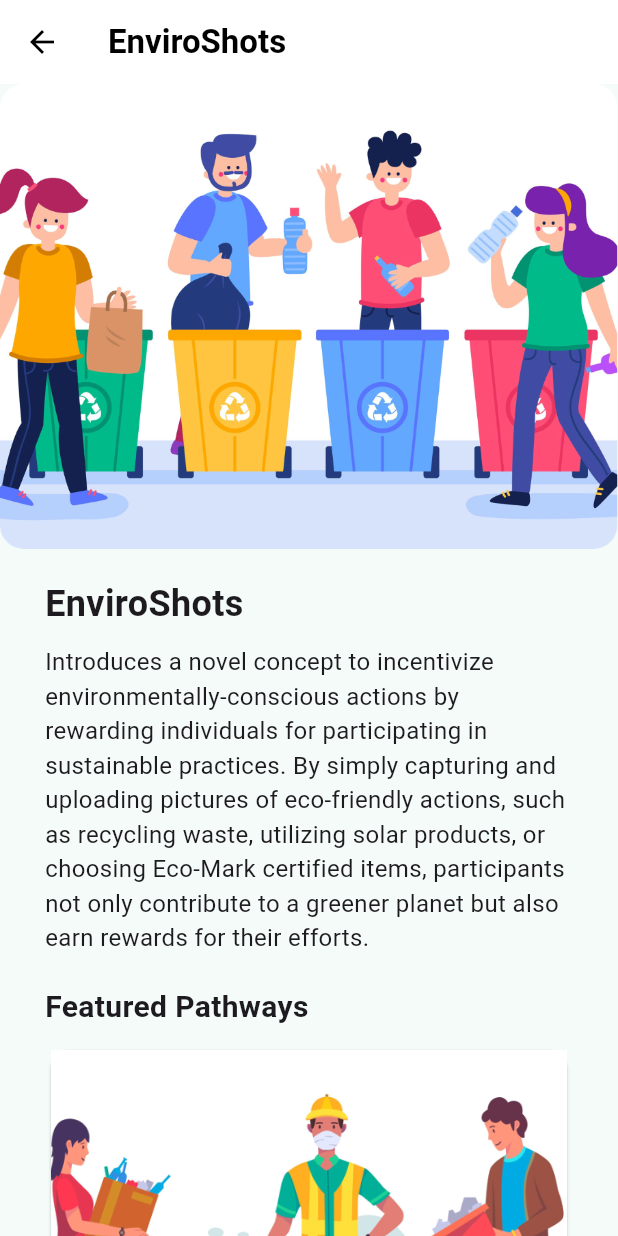
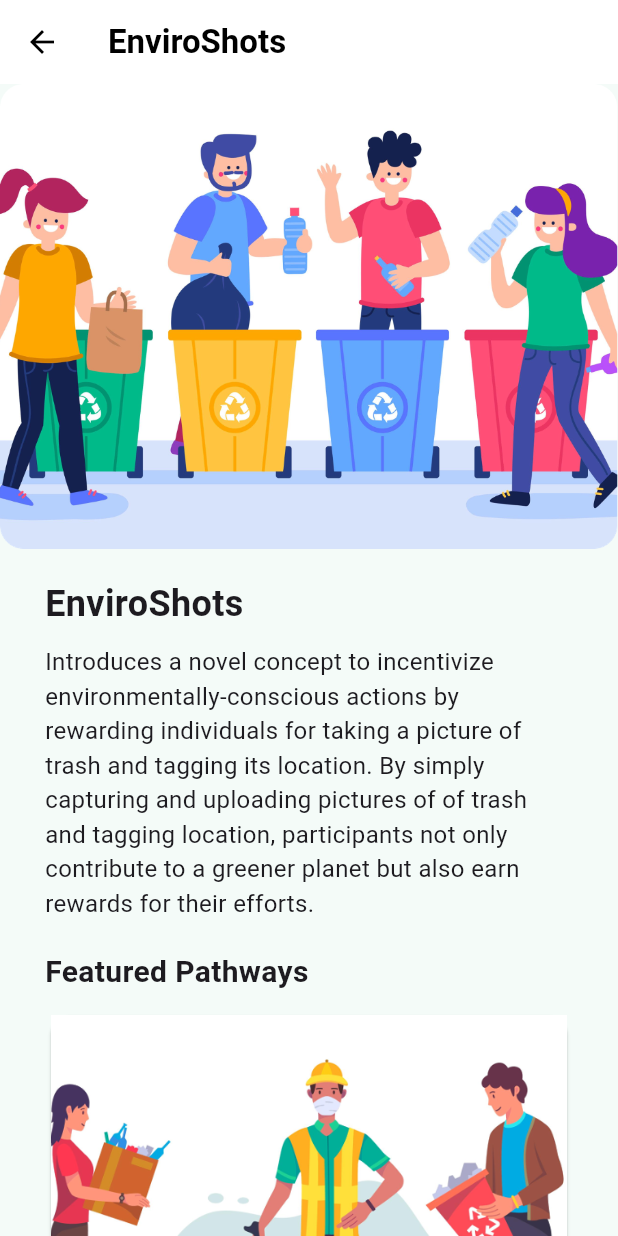
Before and after one commit to Pratika17/renewa-app-flutter, a Flutter app: the EnviroshotsScreen screen opened directly, on a phone screen of 412 x 824 dp. Run offline on Flutter 3.47's test engine with Material 3 defaults, Android fonts, the phone set to English and light mode, and no system bars; our stand-ins replace cloud_firestore, firebase_auth, firebase_core, firebase_storage, geolocator, google_fonts and 3 more; accounts and stored records are empty; Roboto replaces fonts that are missing (Judson).

Commit message:
description done

```diff
--- a/lib/data/boxes_data.dart
+++ b/lib/data/boxes_data.dart
@@ -8,5 +8,5 @@ final List<BoxModel> boxes = [
   BoxModel(title: 'ECO\nHARVEST', imagePath: 'assets/images/eco_harvest.png', inde: 2),
   BoxModel(title: 'CLEAN\nCOMMUTE', imagePath: 'assets/images/clean_commute.png',inde: 3),
   BoxModel(title: 'ENVIRO\nSHOTS', imagePath: 'assets/images/enviro_shots.png',inde: 4),
-  BoxModel(title: 'ENVIRONMENT\nMATTERS', imagePath: 'assets/images/mangrove_matters.png',inde: 5),
+  BoxModel(title: 'RENEW\nRISE', imagePath: 'assets/images/mangrove_matters.png',inde: 5),
 ];
--- a/lib/data/campaigns_data.dart
+++ b/lib/data/campaigns_data.dart
@@ -39,14 +39,14 @@ final List<Campaign> campaigns = [
     id: '3',
     title: 'Domestic Aqua Savers',
     imagePath: 'assets/images/domestic.png',
-    description: 'Welcome to the Raindrop Rewards Initiative!Join us in celebrating and promoting rainwater harvesting at home. Simply take a picture of your rainwater harvesting pit and upload it to our platform to earn rewards. Let\'s harness the power of raindrops together for a sustainable future!',
+    description: 'Welcome to the WaterWise Rewards Initiative!Join us in celebrating and promoting usage of water efficient items at home. Simply take a picture of your the product and bill and upload it to our platform to earn rewards. Let\'s harness the power of water together for a sustainable future!',
     collectionName: 'Domestic Aqua Savers',
     status: 'Ongoing',
     credits: 200,
     participants: 243,
-    outcomes: 'Here are the outcomes of the Raindrop Rewards Initiative:\n * Increased adoption of rainwater harvesting.\n * Enhanced community engagement.\n * Positive environmental impact.\n * Raised awareness.\n * Incentivized participation.',
-    introduction: 'Welcome to the Raindrop Rewards Initiative!Join us in celebrating and promoting rainwater harvesting at home. Simply take a picture of your rainwater harvesting pit and upload it to our platform to earn rewards. Let\'s harness the power of raindrops together for a sustainable future!',
-    deliverables: 'Here’s how it works:\n 1.Citizens capture a photo of their rainwater harvesting pit at home.\n 2.They upload the photo to the campaign\'s platform.\n 3.Submissions are verified to ensure compliance.\n 4.Participants earn rewards for their contribution to rainwater harvesting.',
+    outcomes: 'Here are the outcomes of the WaterWise Rewards Initiative:\n * Increased adoption of usage of water efficient items.\n * Enhanced community engagement.\n * Positive environmental impact.\n * Raised awareness.\n * Incentivized participation.',
+    introduction: 'Welcome to the WaterWise Rewards Initiative!Join us in celebrating and promoting usage of water efficient items at home. Simply take a picture of the item and upload it to our platform to earn rewards. Let\'s harness the power of raindrops together for a sustainable future!',
+    deliverables: 'Here’s how it works:\n 1.Citizens capture a photo of their water efficient item at home.\n 2.They upload the photo to the campaign\'s platform.\n 3.Submissions are verified to ensure compliance.\n 4.Participants earn rewards for their contribution to the wise usage of water.',
     startDate: DateTime(2024, 07, 14),
     specificEndDate: DateTime(2024, 08, 26, 23, 59),
     quest: ['WaterWise'],
@@ -227,14 +227,14 @@ final List<Campaign> campaigns = [
     id: '14',
     title: 'Recycling',
     imagePath: 'assets/images/recycle.png',
-    description: 'Turn your recyclables into rewards and join the green revolution today! Click here to get started.',
+    description: 'Turn the trash into rewards and join the green revolution today! Click here to get started.',
     collectionName: 'Recycling',
     status: 'Ongoing',
     credits: 200,
     participants: 243,
     outcomes: 'By the end of the Recycling Rewards Program, you will:\n * Learn the importance of recycling.\n * Practice eco-friendly habits.\n * Advocate for community recycling.\n * Earn rewards for your efforts.',
     introduction: 'Welcome to our Recycling Revolution!Get ready to make a difference in waste management! With recycling, you\'ll reduce waste and promote a cleaner environment. Engage in this eco-friendly initiative, advocate for sustainable practices, and earn rewards for your contribution to a greener future. Let\'s work together to create a cleaner and more sustainable world! Let\'s Begin!',
-    deliverables: '1.Collect : Gather recyclables like paper, plastic, glass, and metal.\n 2.Sort: Separate materials into categories.\n 3.Drop-off/Pickup: Take materials to a center or use a pickup service.\n 4.Recycle: Deposit for processing into new products\n 5.Upload: Upload your photo or video of them.\n 6.Earn Rewards: Get rewarded for your efforts.',
+    deliverables: '1.Locate Trash : Take a picture of the trash and tag its location in our app.\n 2.Collection workers: Collection workers arrive at spot and take the trash to segregation unit to seperate it .\n 3.Dealers: The seperated trash is taken to the respective dealers and dealers would pay the amount recieved in our app.\n 4.Reward: The amount is given to the citizens and the collection workers on the ratio 25:65.\n 5.Earn Rewards: Get rewarded for your efforts.',
     startDate: DateTime(2024, 08, 24),
     specificEndDate: DateTime(2024, 08, 30, 23, 59),
     quest: ['Recycle Rewards'],
--- a/lib/screens/campaigns/aquaconserve_campaign.dart
+++ b/lib/screens/campaigns/aquaconserve_campaign.dart
@@ -35,7 +35,7 @@ class AquaConserveCampaignScreen extends StatelessWidget {
                   ),
                   const SizedBox(height: 10),
                   const Text(
-                    'Aqua Conserve introduces a pioneering concept to incentivize environmentally conscious behaviors by rewarding individuals for engaging in sustainable practices related to water conservation. Participants earn rewards for capturing and uploading photos of eco-friendly actions such as recycling greywater, utilizing water-efficient fixtures, and implementing rainwater harvesting. By participating in Aqua Conserve, individuals not only contribute to global water sustainability efforts but also receive recognition and incentives for their commitment to a greener planet.',
+                    'Aqua Conserve introduces a pioneering concept to incentivize environmentally conscious behaviors by rewarding individuals for engaging in sustainable practices related to water conservation. Participants earn rewards for capturing and uploading photos of eco-friendly actions such as recycling greywater, utilizing water-efficient fixtures. By participating in Aqua Conserve, individuals not only contribute to global water sustainability efforts but also receive recognition and incentives for their commitment to a greener planet.',
                     style: TextStyle(fontSize: 16),
                   ),
                   const SizedBox(height: 20),
--- a/lib/screens/campaigns/ecoharvest.dart
+++ b/lib/screens/campaigns/ecoharvest.dart
@@ -34,7 +34,7 @@ class EcoHarvestScreen extends StatelessWidget {
                   ),
                   const SizedBox(height: 10),
                   const Text(
-                    'Farming is leading the charge in promoting sustainable agriculture. Through incentivizing and advocating eco-friendly practices like terrace farming, cover cropping, livestock grazing, and drip irrigation, we\'re transforming the agricultural landscape. Participants are rewarded for capturing and sharing snapshots of their sustainable farming activities, amplifying awareness and spreading the word about the benefits of sustainable agriculture. Join us in this revolutionary initiative and be part of the solution for a greener future!',
+                    'Farming is leading the charge in promoting sustainable agriculture. Through incentivizing and advocating eco-friendly practices like terrace farming and cover cropping, we\'re transforming the agricultural landscape. Participants are rewarded for capturing and sharing snapshots of their sustainable farming activities, amplifying awareness and spreading the word about the benefits of sustainable agriculture. Join us in this revolutionary initiative and be part of the solution for a greener future!',
                     style: TextStyle(fontSize: 16),
                   ),
                   const SizedBox(height: 20),
--- a/lib/screens/campaigns/enviroshots.dart
+++ b/lib/screens/campaigns/enviroshots.dart
@@ -34,7 +34,7 @@ class EnviroshotsScreen extends StatelessWidget {
                   ),
                   const SizedBox(height: 10),
                   const Text(
-                    'Introduces a novel concept to incentivize environmentally-conscious actions by rewarding individuals for participating in sustainable practices. By simply capturing and uploading pictures of eco-friendly actions, such as recycling waste, utilizing solar products, or choosing Eco-Mark certified items, participants not only contribute to a greener planet but also earn rewards for their efforts.',
+                    'Introduces a novel concept to incentivize environmentally-conscious actions by rewarding individuals for taking a picture of trash and tagging its location. By simply capturing and uploading pictures of of trash and tagging location, participants not only contribute to a greener planet but also earn rewards for their efforts.',
                     style: TextStyle(fontSize: 16),
                   ),
                   const SizedBox(height: 20),
--- a/lib/screens/campaigns/recycling.dart
+++ b/lib/screens/campaigns/recycling.dart
@@ -118,7 +118,7 @@ class _RecyclingScreenState extends State<RecyclingScreen> {
             const SizedBox(height: 8),
             const Center(
               child: Text(
-                'Turn your recyclables to rewards and join\n the green revolution today! Click to get \nstarted',
+                'Turn the trashes into rewards and join\n the green revolution today! Click to get \nstarted',
                 textAlign: TextAlign.center,
                 style: TextStyle(fontSize: 14),
               ),
```
Also changed, not shown: lib/screens/campaigns/mangroove.dart (+22 -19 lines).
